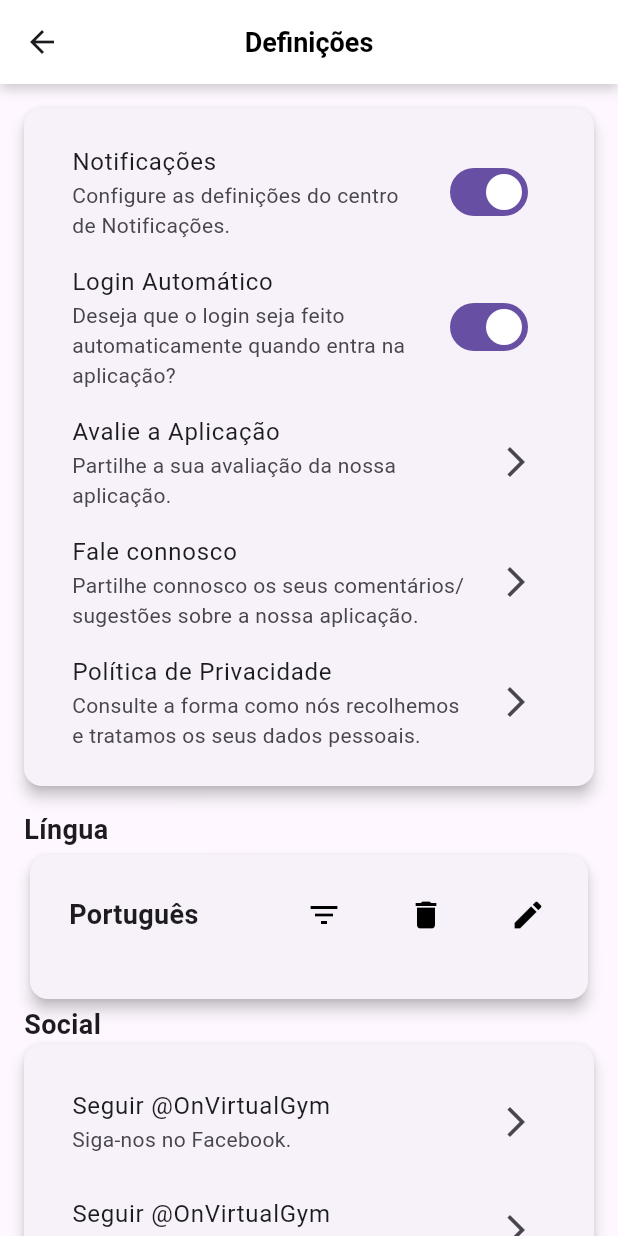
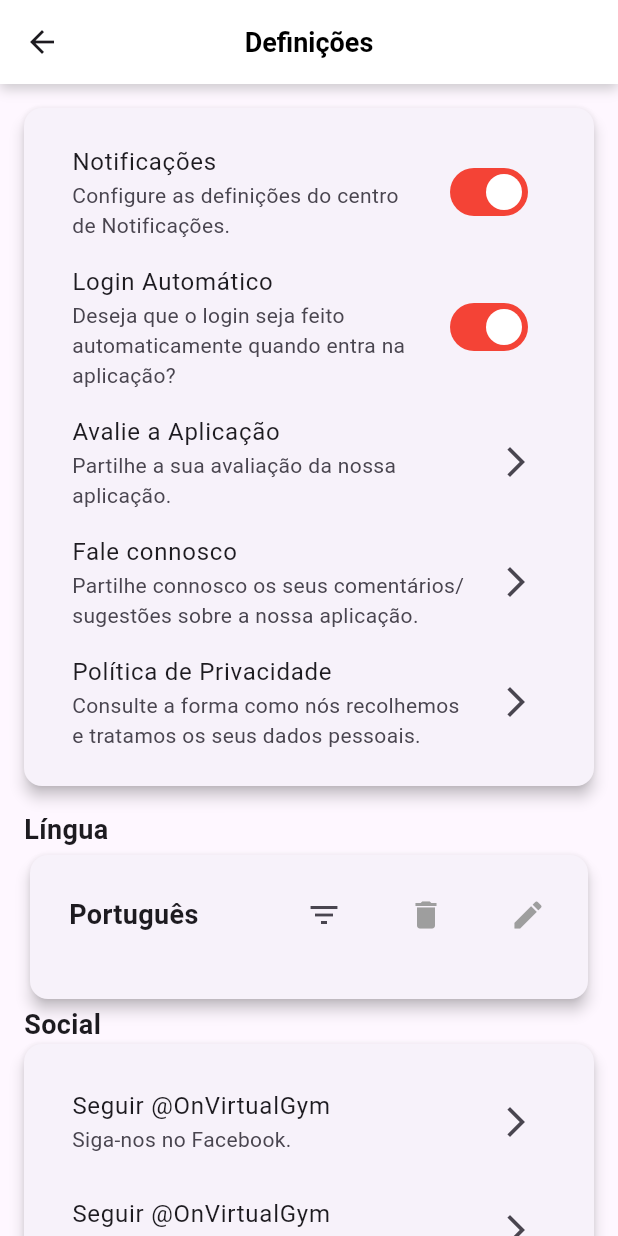
Before and after one commit to Raph40/Flutter_Trabalho_Final, a Flutter app: the definicoesPage screen opened directly, on a phone screen of 412 x 824 dp. Run offline on Flutter 3.47's test engine with Material 3 defaults, Android fonts, the phone set to English and light mode, and no system bars; our stand-ins replace material_design_icons_flutter, table_calendar; network calls fail.

Commit message:
Idioma a trocar 1.0

```diff
--- a/lib/definicoes.dart
+++ b/lib/definicoes.dart
@@ -26,6 +26,7 @@ class _definicoesPageState extends State<definicoesPage> {
   bool login = true;
 
   String _selectedLanguage = 'Português';
+  String _activeIcon = "portugal";
 
   @override
   Widget build(BuildContext context) {
@@ -80,6 +81,7 @@ class _definicoesPageState extends State<definicoesPage> {
                         notificacoes = value;
                       });
                     },
+                    activeTrackColor: Colors.red,
                   ),
                   SwitchListTile(
                     title: Text('Login Automático'),
@@ -91,6 +93,7 @@ class _definicoesPageState extends State<definicoesPage> {
                         login = value;
                       });
                     },
+                    activeTrackColor: Colors.red,
                   ),
                   ListTile(
                     title: Text('Avalie a Aplicação'),
@@ -144,10 +147,11 @@ class _definicoesPageState extends State<definicoesPage> {
                       ),
                       Spacer(),
                       IconButton(
-                        icon: Icon(Icons.filter_list, color: Colors.black),
+                        icon: Icon(Icons.filter_list, color: _activeIcon == "portugal" ? null : Colors.grey),
                         onPressed: () {
                           setState(() {
                             _selectedLanguage = "Portugal";
+                            _activeIcon = "portugal";
                           });
                         },
                       ),
@@ -155,10 +159,11 @@ class _definicoesPageState extends State<definicoesPage> {
                         padding: EdgeInsets.only(right: 20.0),
                       ),
                       IconButton(
-                        icon: Icon(Icons.delete, color: Colors.black),
+                        icon: Icon(Icons.delete, color: _activeIcon == "britanico" ? null : Colors.grey),
                         onPressed: () {
                           setState(() {
                             _selectedLanguage = "Inglês";
+                            _activeIcon = "britanico";
                           });
                         },
                       ),
@@ -166,10 +171,11 @@ class _definicoesPageState extends State<definicoesPage> {
                         padding: EdgeInsets.only(right: 20.0),
                       ),
                       IconButton(
-                        icon: Icon(Icons.edit, color: Colors.black),
+                        icon: Icon(Icons.edit, color: _activeIcon == "alemão" ? null : Colors.grey),
                         onPressed: () {
                           setState(() {
                             _selectedLanguage = "Alemão";
+                            _activeIcon = "alemão";
                           });
                         },
                       ),
```
